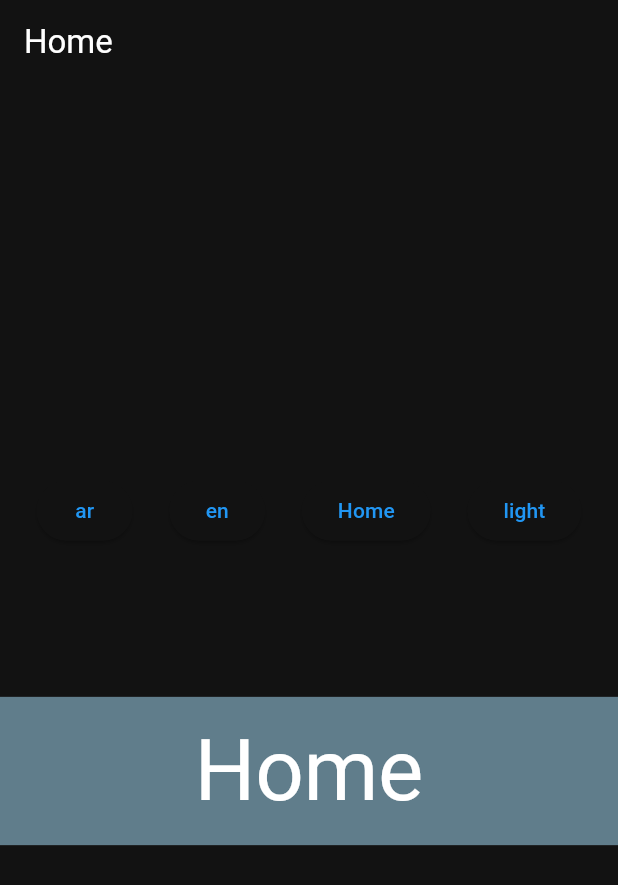
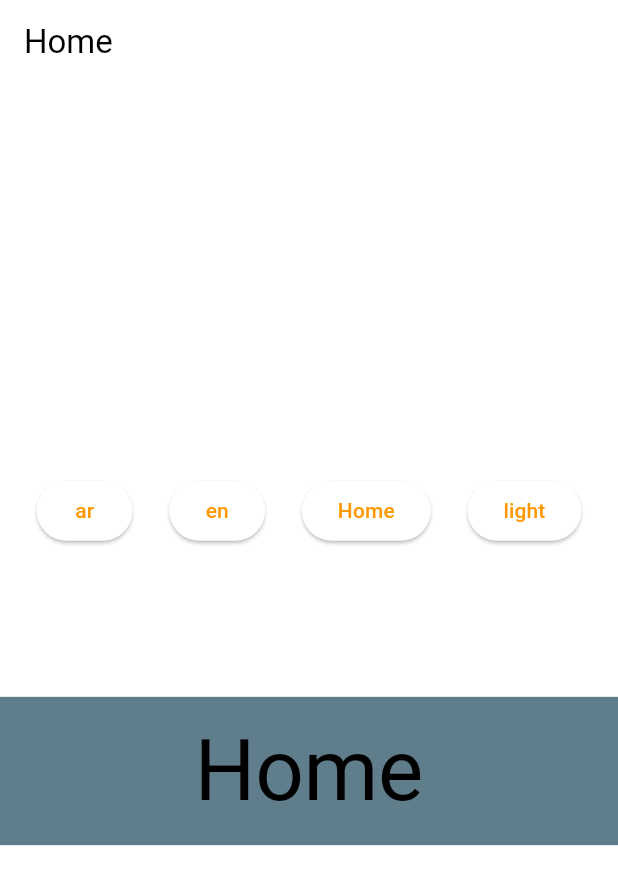
Before and after one commit to AliSabbar/base_project, a Flutter app: the screen it shows after launch, after a tap on "en", on a phone screen of 412 x 824 dp. Shown: the top 885 px of the screen. Run offline on Flutter 3.47's test engine with Material 3 defaults, Android fonts, the phone set to English and light mode, and no system bars; our stand-ins replace dio, equatable, flutter_riverpod, go_router, pretty_dio_logger, shared_preferences.

```diff
--- /dev/null
+++ b/lib/core/utils/enums/request_state.dart
@@ -0,0 +1,6 @@
+enum RequestState {
+  loading,
+  loaded,
+  error,
+  empty;
+}
--- a/lib/core/utils/theme_provider.dart
+++ b/lib/core/utils/theme_provider.dart
@@ -9,15 +9,20 @@ final themeProvider =
 class ThemeProvider extends Notifier<ThemeMode> {
   @override
   build() {
-    final currentTheme =
-        SharedPref.getData(SharedPrefKeys.theme) == ThemeMode.light.toString()
-            ? ThemeMode.light
-            : ThemeMode.dark;
-    return currentTheme;
+    state = checkTheme();
+    return state;
   }
 
   void changeTheme(ThemeMode themeMode) {
     state = themeMode;
     SharedPref.setData(key: SharedPrefKeys.theme, value: state.toString());
   }
+
+  ThemeMode checkTheme() {
+    final sharedTheme =
+        SharedPref.getData(SharedPrefKeys.theme) ?? 'ThemeMode.light';
+    final theme =
+        sharedTheme == 'ThemeMode.light' ? ThemeMode.light : ThemeMode.dark;
+    return theme;
+  }
 }
```
Also changed, not shown: lib/core/utils/extension/app_extension.dart (+7 -2 lines), lib/core/utils/general_state.dart (added, +14 -0 lines).
